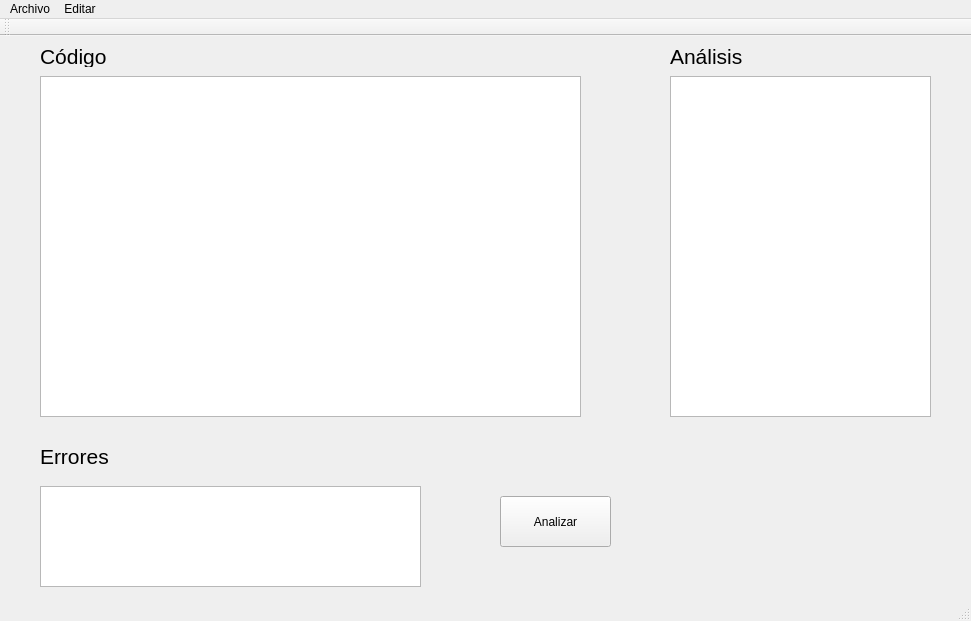
Above: mainwindow.ui from Ethrios/prism-geom before the change. Below: the same form after it.
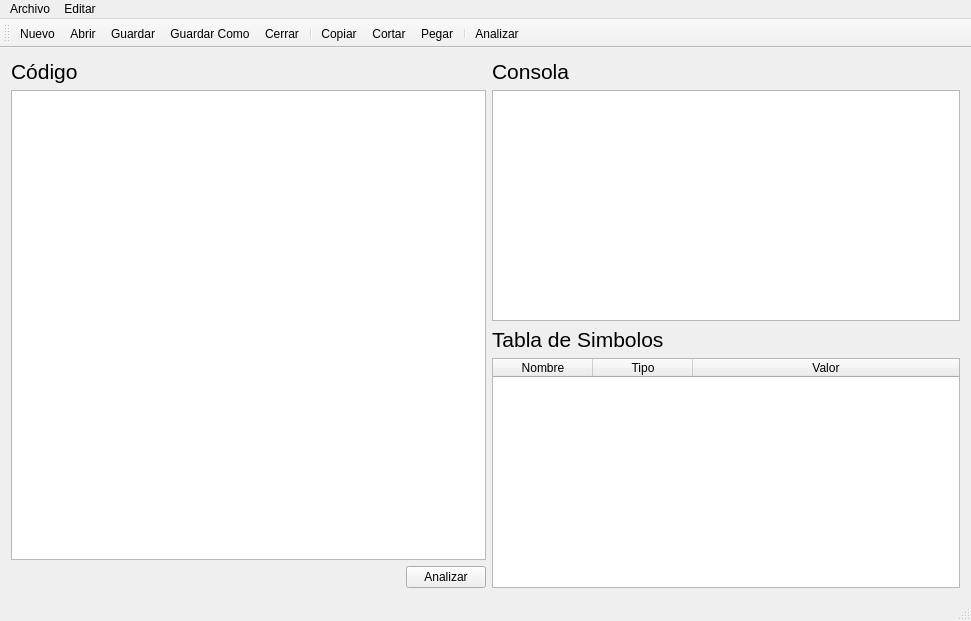
That is the form after the change. Icons and pictures are not drawn.

Commit message: Agregada la pesada generacion del AST, trabajando en los errores sintacticos

What changed in the file:
```diff
--- a/mainwindow.ui
+++ b/mainwindow.ui
@@ -18,58 +18,13 @@
     <normaloff>:/archivos/archivos/Prism.png</normaloff>:/archivos/archivos/Prism.png</iconset>
   </property>
   <widget class="QWidget" name="centralWidget">
-   <widget class="QTextEdit" name="textEdit">
-    <property name="geometry">
-     <rect>
-      <x>40</x>
-      <y>40</y>
-      <width>541</width>
-      <height>341</height>
-     </rect>
-    </property>
-    <property name="font">
-     <font>
-      <pointsize>12</pointsize>
-     </font>
-    </property>
-   </widget>
-   <widget class="QTextBrowser" name="errores">
-    <property name="geometry">
-     <rect>
-      <x>40</x>
-      <y>450</y>
-      <width>381</width>
-      <height>101</height>
-     </rect>
-    </property>
-   </widget>
-   <widget class="QLabel" name="label">
-    <property name="geometry">
-     <rect>
-      <x>40</x>
-      <y>410</y>
-      <width>81</width>
-      <height>21</height>
-     </rect>
-    </property>
-    <property name="font">
-     <font>
-      <pointsize>16</pointsize>
-     </font>
-    </property>
-    <property name="text">
-     <string>Errores</string>
-    </property>
-   </widget>
+   <layout class="QHBoxLayout" name="horizontalLayout_5">
+    <item>
+     <layout class="QVBoxLayout" name="verticalLayout">
+      <item>
+       <layout class="QHBoxLayout" name="horizontalLayout">
+        <item>
    <widget class="QLabel" name="label_2">
-    <property name="geometry">
-     <rect>
-      <x>40</x>
-      <y>10</y>
-      <width>81</width>
-      <height>21</height>
-     </rect>
-    </property>
     <property name="font">
      <font>
       <pointsize>16</pointsize>
@@ -79,71 +34,126 @@
      <string>Código</string>
     </property>
    </widget>
+        </item>
+        <item>
+         <spacer name="horizontalSpacer_2">
+          <property name="orientation">
+           <enum>Qt::Horizontal</enum>
+          </property>
+          <property name="sizeHint" stdset="0">
+           <size>
+            <width>408</width>
+            <height>20</height>
+           </size>
+          </property>
+         </spacer>
+        </item>
+       </layout>
+      </item>
+      <item>
+       <widget class="QTextEdit" name="textEdit">
+        <property name="font">
+         <font>
+          <pointsize>12</pointsize>
+         </font>
+        </property>
+       </widget>
+      </item>
+      <item>
+       <layout class="QHBoxLayout" name="horizontalLayout_2">
+        <item>
+         <spacer name="horizontalSpacer">
+          <property name="orientation">
+           <enum>Qt::Horizontal</enum>
+          </property>
+          <property name="sizeHint" stdset="0">
+           <size>
+            <width>388</width>
+            <height>20</height>
+           </size>
+          </property>
+         </spacer>
+        </item>
+        <item>
    <widget class="QPushButton" name="pushButton">
-    <property name="geometry">
-     <rect>
-      <x>500</x>
-      <y>460</y>
-      <width>111</width>
-      <height>51</height>
-     </rect>
-    </property>
     <property name="text">
      <string>Analizar</string>
     </property>
    </widget>
-   <widget class="QTextBrowser" name="analizado">
-    <property name="geometry">
-     <rect>
-      <x>670</x>
-      <y>40</y>
-      <width>261</width>
-      <height>341</height>
-     </rect>
-    </property>
+        </item>
+       </layout>
+      </item>
+     </layout>
+    </item>
+    <item>
+     <layout class="QVBoxLayout" name="verticalLayout_2">
+      <item>
+       <layout class="QHBoxLayout" name="horizontalLayout_3">
+        <item>
+         <widget class="QLabel" name="label">
     <property name="font">
      <font>
-      <pointsize>12</pointsize>
-     </font>
-    </property>
-    <property name="contextMenuPolicy">
-     <enum>Qt::NoContextMenu</enum>
-    </property>
-   </widget>
+            <pointsize>16</pointsize>
+           </font>
+          </property>
+          <property name="text">
+           <string>Consola</string>
+          </property>
+         </widget>
+        </item>
+        <item>
+         <spacer name="horizontalSpacer_3">
+          <property name="orientation">
+           <enum>Qt::Horizontal</enum>
+          </property>
+          <property name="sizeHint" stdset="0">
+           <size>
+            <width>138</width>
+            <height>20</height>
+           </size>
+          </property>
+         </spacer>
+        </item>
+       </layout>
+      </item>
+      <item>
+       <widget class="QTextBrowser" name="consola"/>
+      </item>
+      <item>
    <widget class="QLabel" name="label_3">
-    <property name="geometry">
-     <rect>
-      <x>670</x>
-      <y>10</y>
-      <width>91</width>
-      <height>21</height>
-     </rect>
-    </property>
-    <property name="font">
-     <font>
-      <pointsize>16</pointsize>
-     </font>
-    </property>
     <property name="text">
-     <string>Análisis</string>
-    </property>
-   </widget>
-   <widget class="QLabel" name="label_4">
-    <property name="geometry">
-     <rect>
-      <x>710</x>
-      <y>400</y>
-      <width>221</width>
-      <height>151</height>
-     </rect>
-    </property>
+         <string>&lt;html&gt;&lt;head/&gt;&lt;body&gt;&lt;p&gt;&lt;span style=&quot; font-size:16pt;&quot;&gt;Tabla de Simbolos&lt;/span&gt;&lt;/p&gt;&lt;/body&gt;&lt;/html&gt;</string>
+        </property>
+       </widget>
+      </item>
+      <item>
+       <widget class="QTableWidget" name="tableWidget">
+        <attribute name="horizontalHeaderStretchLastSection">
+         <bool>true</bool>
+        </attribute>
+        <column>
+         <property name="text">
+          <string>Nombre</string>
+         </property>
+        </column>
+        <column>
     <property name="text">
-     <string/>
-    </property>
-    <property name="pixmap">
-     <pixmap resource="recursos.qrc">:/archivos/archivos/Prism.png</pixmap>
-    </property>
-   </widget>
+          <string>Tipo</string>
+         </property>
+        </column>
+        <column>
+         <property name="text">
+          <string>Valor</string>
+         </property>
+        </column>
+       </widget>
+      </item>
+      <item>
+       <layout class="QHBoxLayout" name="horizontalLayout_4"/>
+      </item>
+     </layout>
+    </item>
+   </layout>
   </widget>
   <widget class="QToolBar" name="mainToolBar">
    <attribute name="toolBarArea">
@@ -152,6 +162,17 @@
    <attribute name="toolBarBreak">
     <bool>false</bool>
    </attribute>
+   <addaction name="actionNuevo"/>
+   <addaction name="actionAbrir"/>
+   <addaction name="actionGuardar"/>
+   <addaction name="actionGuardar_Como"/>
+   <addaction name="actionCerrar"/>
+   <addaction name="separator"/>
+   <addaction name="actionCopiar"/>
+   <addaction name="actionCortar"/>
+   <addaction name="actionPegar"/>
+   <addaction name="separator"/>
+   <addaction name="actionAnalizar"/>
   </widget>
   <widget class="QStatusBar" name="statusBar"/>
   <widget class="QMenuBar" name="menuBar">
@@ -256,6 +277,15 @@
     <string>Guardar Como</string>
    </property>
   </action>
+  <action name="actionAnalizar">
+   <property name="icon">
+    <iconset resource="recursos.qrc">
+     <normaloff>:/archivos/archivos/Prism.png</normaloff>:/archivos/archivos/Prism.png</iconset>
+   </property>
+   <property name="text">
+    <string>Analizar</string>
+   </property>
+  </action>
  </widget>
  <layoutdefault spacing="6" margin="11"/>
  <resources>
```
Left out of the diff: 2 changed lines with no effect on the pictures. Lines whose indentation alone changed are shown as unchanged. The commit also changes 10 other files.
